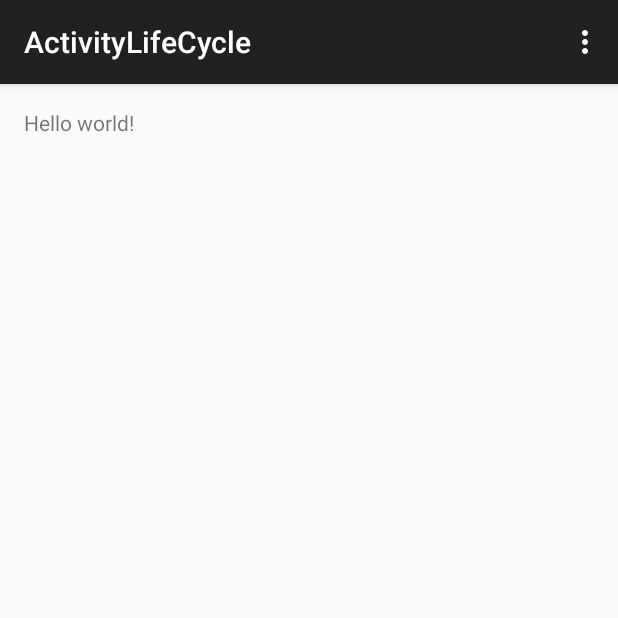
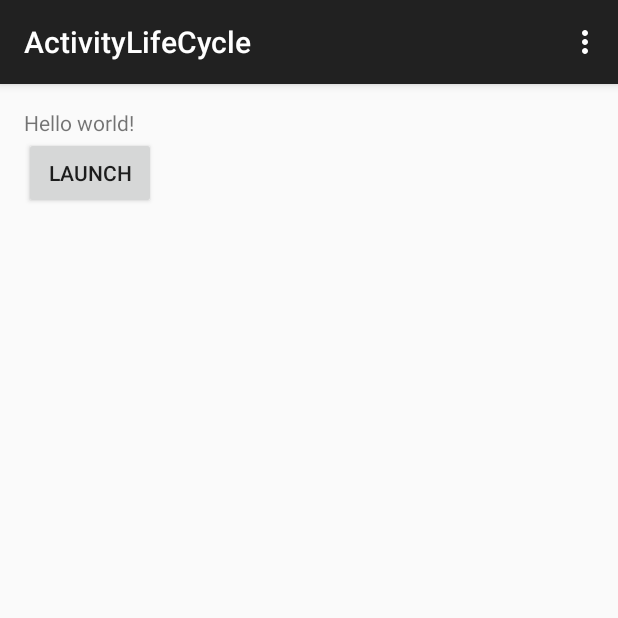
Before and after one commit to mmuppa/ActivityLifeCycle, an Android app: the screen it shows after launch (MainActivity), on a phone screen of 412 x 824 dp, the top half of it. Run offline under Robolectric (Android 15) with nearby library versions, the phone set to English and light mode, and no system bars.

Commit message:
Added another activity to demonstrate onDestroy

```diff
--- a/app/src/main/AndroidManifest.xml
+++ b/app/src/main/AndroidManifest.xml
@@ -16,6 +16,10 @@
                 <category android:name="android.intent.category.LAUNCHER" />
             </intent-filter>
         </activity>
+        <activity
+            android:name=".AnotherActivity"
+            android:label="@string/title_activity_another" >
+        </activity>
     </application>
 
 </manifest>
--- a/app/src/main/res/layout/activity_main.xml
+++ b/app/src/main/res/layout/activity_main.xml
@@ -6,6 +6,17 @@
     android:paddingBottom="@dimen/activity_vertical_margin" tools:context=".MainActivity">
 
     <TextView android:text="@string/hello_world" android:layout_width="wrap_content"
-        android:layout_height="wrap_content" />
+        android:layout_height="wrap_content"
+              android:id="@+id/textView"/>
+
+    <Button
+        android:layout_width="wrap_content"
+        android:layout_height="wrap_content"
+        android:text="@string/launch"
+        android:id="@+id/launch_button"
+        android:layout_below="@+id/textView"
+        android:layout_alignParentLeft="true"
+        android:layout_alignParentStart="true"
+        android:onClick="launchAnother"/>
 
 </RelativeLayout>
--- a/app/src/main/res/values/strings.xml
+++ b/app/src/main/res/values/strings.xml
@@ -3,4 +3,6 @@
 
     <string name="hello_world">Hello world!</string>
     <string name="action_settings">Settings</string>
+    <string name="title_activity_another">AnotherActivity</string>
+    <string name="launch">Launch</string>
 </resources>
```
Also changed, not shown: app/src/main/java/edu/uw/tacoma/mmuppa/activitylifecycle/MainActivity.java (+14 -1 lines), 1 other file.
